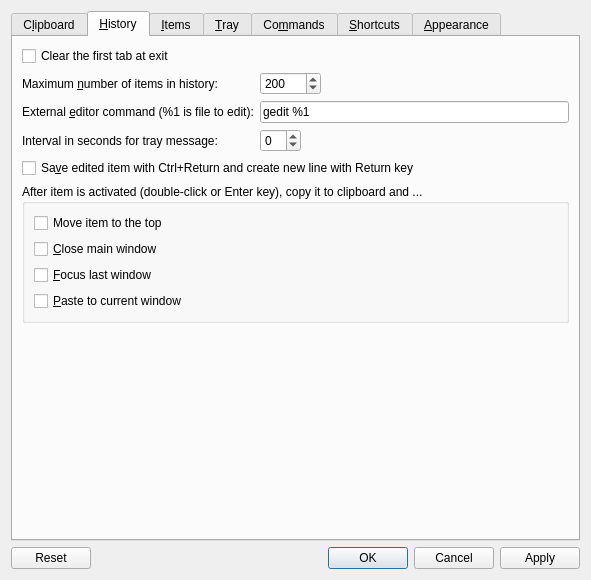
hluk/CopyQ, file src/ui/configurationmanager.ui: the form before one commit.
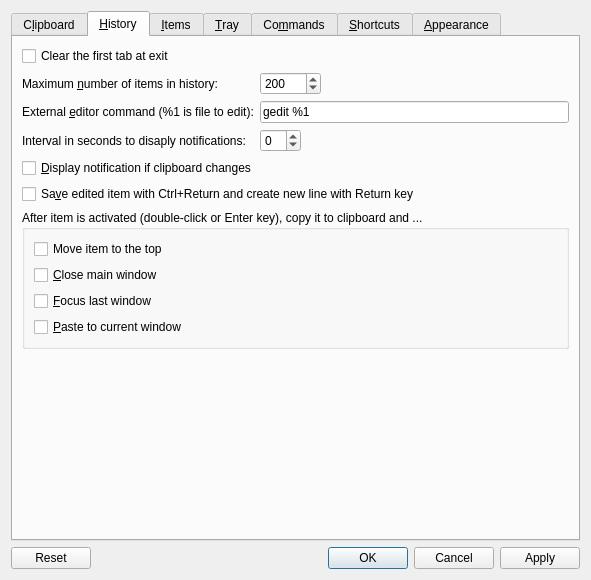
The form after the commit. The open tabs and pages were chosen to show the change. Icons and pictures are not drawn. Custom widgets are drawn as their Qt base class.

Commit message: Option to show message with clipboard content

Patch:
```diff
--- a/src/ui/configurationmanager.ui
+++ b/src/ui/configurationmanager.ui
@@ -350,32 +350,7 @@
          <string>&amp;History</string>
         </attribute>
         <layout class="QGridLayout" name="gridLayout_3">
-         <item row="2" column="0">
-          <widget class="QCheckBox" name="checkBoxEditCtrlReturn">
-           <property name="toolTip">
-            <string>Leave unchecked for Return key to save edited item and Ctrl+Return create new line.
-
-Note: Edited items can be saved with Ctrl+S or F2 disregarding this option.</string>
-           </property>
-           <property name="text">
-            <string>Sa&amp;ve edited item with Ctrl+Return and create new line with Return key</string>
-           </property>
-          </widget>
-         </item>
          <item row="5" column="0">
-          <spacer name="verticalSpacer_6">
-           <property name="orientation">
-            <enum>Qt::Vertical</enum>
-           </property>
-           <property name="sizeHint" stdset="0">
-            <size>
-             <width>20</width>
-             <height>40</height>
-            </size>
-           </property>
-          </spacer>
-         </item>
-         <item row="4" column="0">
           <widget class="QGroupBox" name="groupBox_3">
            <property name="title">
             <string>After item is activated (double-click or Enter key), copy it to clipboard and ...</string>
@@ -497,7 +472,7 @@
            <item row="2" column="0">
             <widget class="QLabel" name="label_25">
              <property name="text">
-              <string>Interval in seconds for tray message:</string>
+              <string>Interval in seconds to disaply notifications:</string>
              </property>
             </widget>
            </item>
@@ -547,6 +522,38 @@
            </property>
           </widget>
          </item>
+         <item row="6" column="0">
+          <spacer name="verticalSpacer_6">
+           <property name="orientation">
+            <enum>Qt::Vertical</enum>
+           </property>
+           <property name="sizeHint" stdset="0">
+            <size>
+             <width>20</width>
+             <height>40</height>
+            </size>
+           </property>
+          </spacer>
+         </item>
+         <item row="3" column="0">
+          <widget class="QCheckBox" name="checkBoxEditCtrlReturn">
+           <property name="toolTip">
+            <string>Leave unchecked for Return key to save edited item and Ctrl+Return create new line.
+
+Note: Edited items can be saved with Ctrl+S or F2 disregarding this option.</string>
+           </property>
+           <property name="text">
+            <string>Sa&amp;ve edited item with Ctrl+Return and create new line with Return key</string>
+           </property>
+          </widget>
+         </item>
+         <item row="2" column="0">
+          <widget class="QCheckBox" name="checkBoxClipboardNotify">
+           <property name="text">
+            <string>&amp;Display notification if clipboard changes</string>
+           </property>
+          </widget>
+         </item>
         </layout>
        </widget>
        <widget class="QWidget" name="tabItems">
```
Left out of the diff: 1 changed line with no effect on the pictures. The commit also changes 4 other files.
